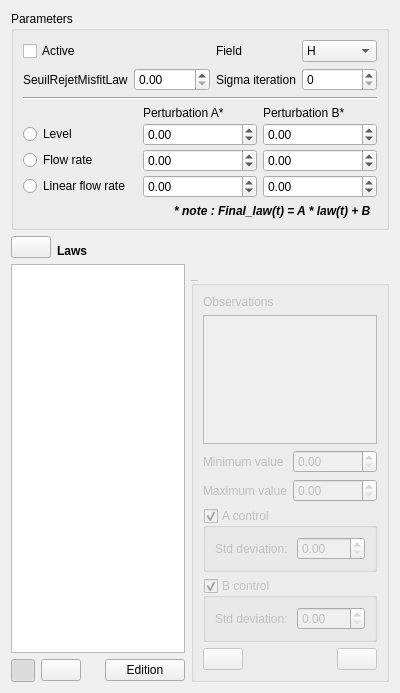
Old version of the form Mascaret/ui/ui_assimilation_law.ui in the repository Artelia/Mascaret.
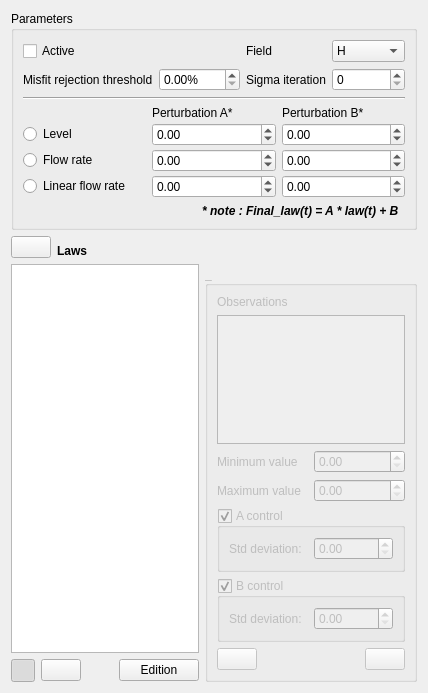
New version of the form. Icons and pictures are not drawn.

Commit message:
fix: add default output values and fix assimilation visualization
- Add default output values
- Fix Python formatting
- Add default min/max values
- Fix visualization bug for assimilation objects

Patch:
```diff
--- a/Mascaret/ui/ui_assimilation_law.ui
+++ b/Mascaret/ui/ui_assimilation_law.ui
@@ -6,7 +6,7 @@
    <rect>
     <x>0</x>
     <y>0</y>
-    <width>400</width>
+    <width>428</width>
     <height>693</height>
    </rect>
   </property>
@@ -30,6 +30,9 @@
        <layout class="QGridLayout" name="gridLayout_3">
         <item row="1" column="1">
          <widget class="QDoubleSpinBox" name="sb_law_seuil">
+          <property name="suffix">
+           <string>%</string>
+          </property>
           <property name="maximum">
            <double>9999.989999999999782</double>
           </property>
@@ -45,7 +48,7 @@
         <item row="1" column="0">
          <widget class="QLabel" name="label_law_seuil">
           <property name="text">
-           <string>SeuilRejetMisfitLaw</string>
+           <string>Misfit rejection threshold</string>
           </property>
          </widget>
         </item>
```
The commit also changes 8 other files.
